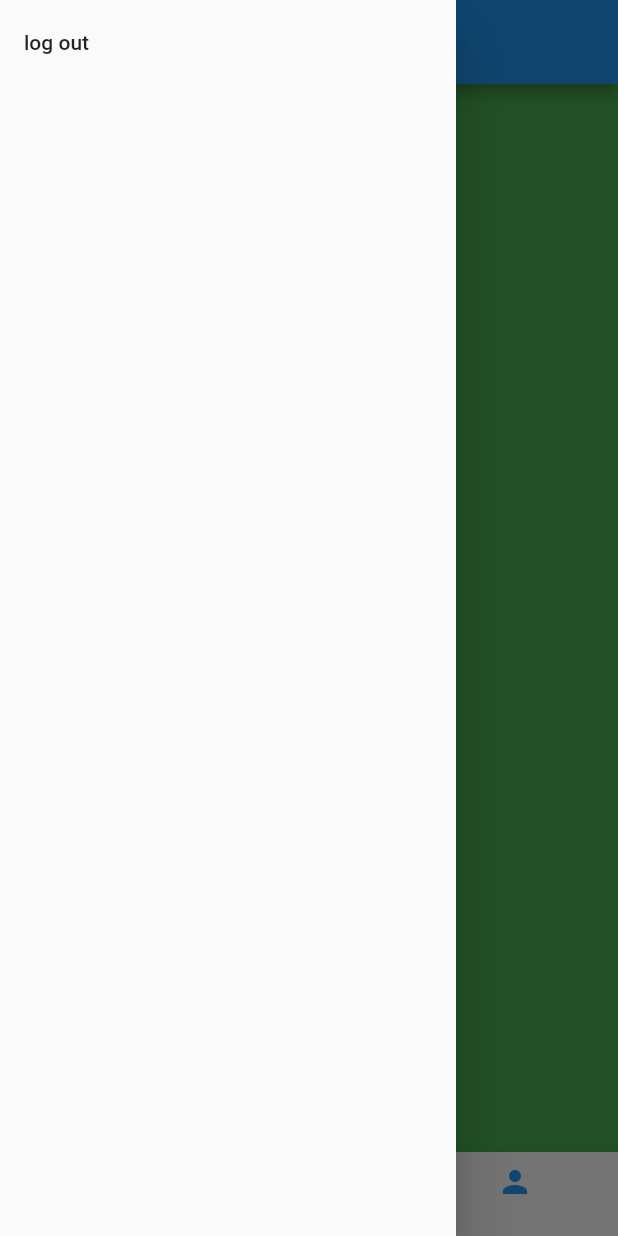
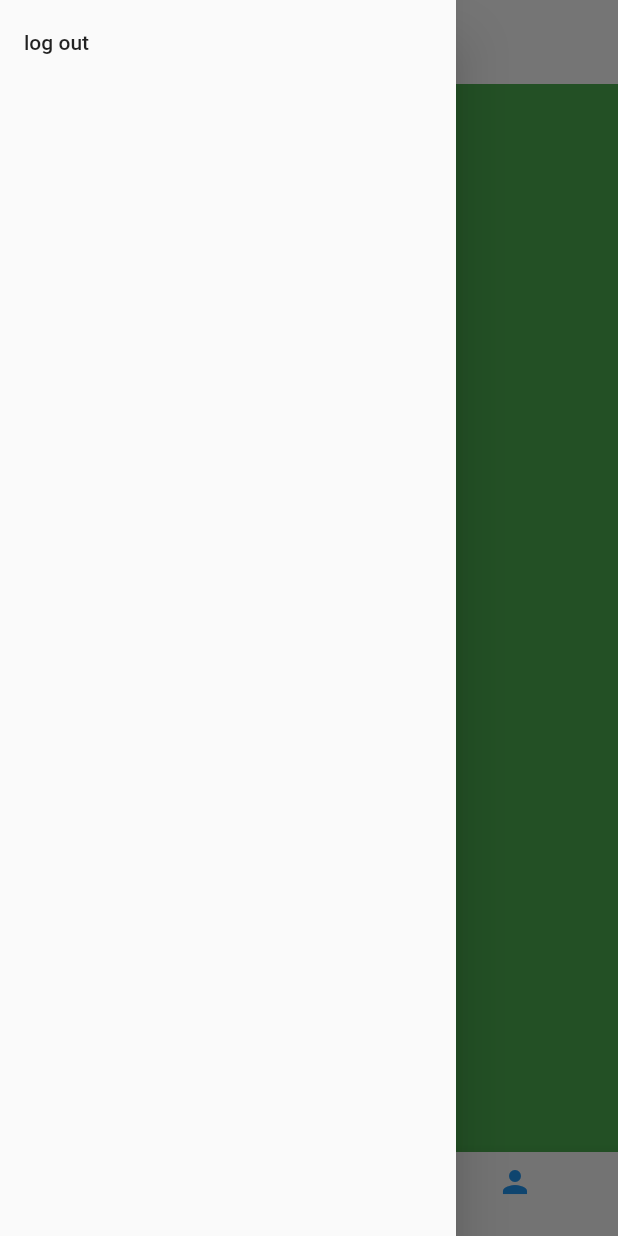
Before and after one commit to danielmc02/coast_link, a Flutter app: the screen it shows once a user with an empty profile is signed in, with the side drawer open, on a phone screen of 412 x 824 dp. Run offline on Flutter 3.47's test engine with Material 2 defaults, Android fonts, the phone set to English and light mode, and no system bars; our stand-ins replace animated_text_kit, firebase_auth, firebase_core, flutter_map; accounts and stored records are empty.

```diff
--- a/lib/screens/home_screen/home_screen.dart
+++ b/lib/screens/home_screen/home_screen.dart
@@ -30,7 +30,9 @@ class _HomeScreenState extends State<HomeScreen> {
                   ],
                 )),
                 appBar: AppBar(
-                  title: Text("HOME SCREEN"),
+                  elevation: 0,
+                  backgroundColor: algo.index == 1 ? Colors.transparent : Colors.white,
+                  title: Text("HOME SCREEN",style: (TextStyle(color: algo.index == 1 ? Colors.black : Colors.white)),),
                 ),
                 bottomNavigationBar: BottomNavigationBar(
                     onTap: (value) {
@@ -52,7 +54,7 @@ class _HomeScreenState extends State<HomeScreen> {
                     },
                     currentIndex: algo.index,
                     items: <BottomNavigationBarItem>[
-                      BottomNavigationBarItem(icon: Icon(Icons.abc), label: ""),
+                      BottomNavigationBarItem(icon: Icon(Icons.maps_ugc), label: ""),
                       BottomNavigationBarItem(icon: Icon(Icons.map), label: ""),
                       BottomNavigationBarItem(
                           icon: Icon(Icons.person), label: "")
--- a/pubspec.yaml
+++ b/pubspec.yaml
@@ -38,6 +38,8 @@ dependencies:
   provider: ^6.0.3
   firebase_auth: ^3.7.0
   animated_text_kit: ^4.2.2
+  flutter_map: ^2.2.0
+  google_mobile_ads: ^2.0.1
 
 dev_dependencies:
   flutter_test:
```
Also changed, not shown: lib/state_providers/home_state_provider.dart (+37 -2 lines), pubspec.lock.
